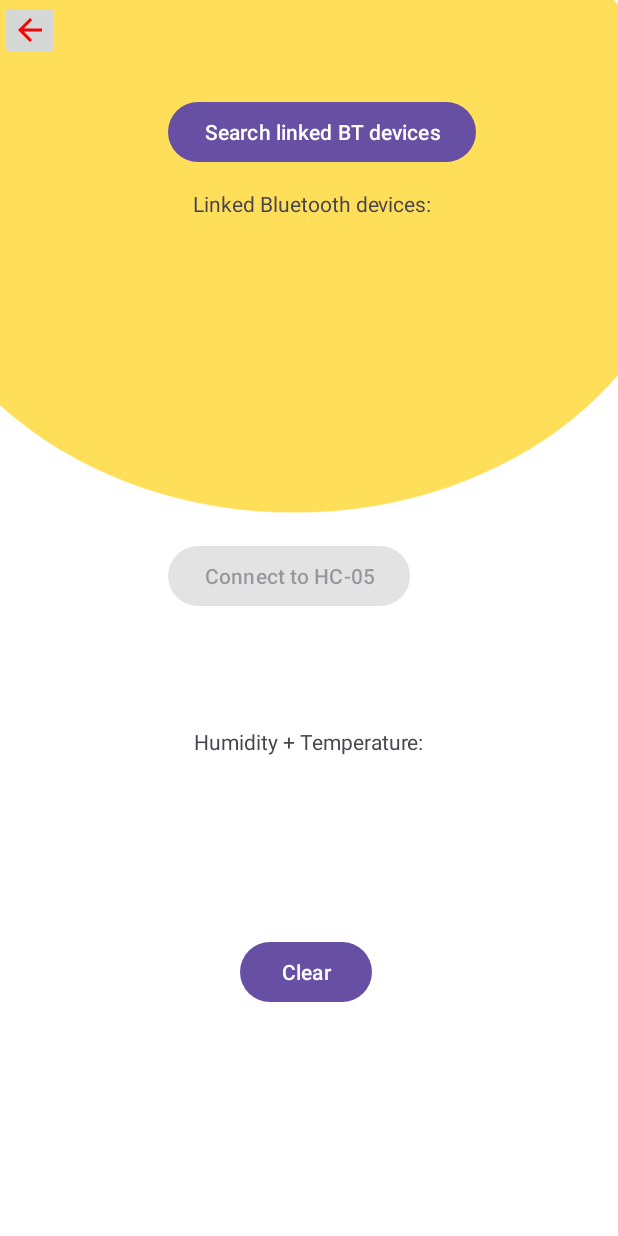
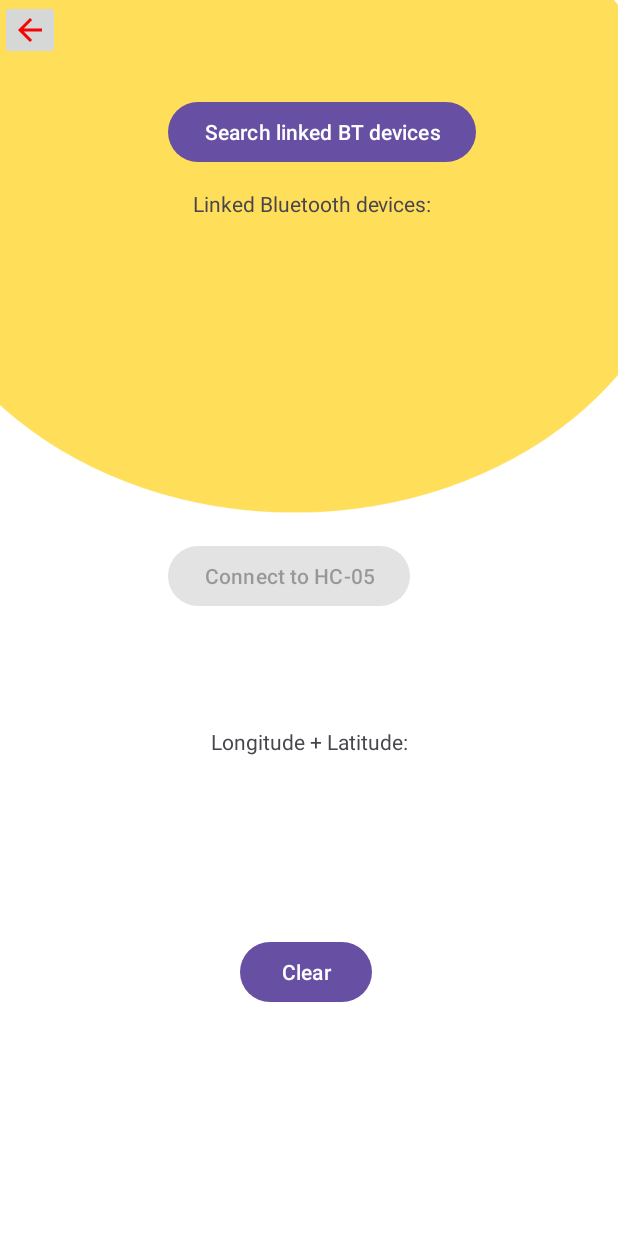
Before and after one commit to shaka0678/TBManager, an Android app: the devices screen opened directly, with no data from a screen before it, on a phone screen of 412 x 824 dp. Run offline under Robolectric (Android 15) with nearby library versions, the phone set to English and light mode, and no system bars; our stand-ins replace RxJava.

Commit message:
Commit and save

```diff
--- a/app/src/main/res/layout/activity_devices.xml
+++ b/app/src/main/res/layout/activity_devices.xml
@@ -36,7 +36,8 @@
         android:id="@+id/btReadingsText"
         android:layout_width="wrap_content"
         android:layout_height="wrap_content"
-        android:text="Humidity + Temperature:"
+        android:text="Longitude + Latitude:"
+
         app:layout_constraintBottom_toBottomOf="parent"
         app:layout_constraintEnd_toEndOf="parent"
         app:layout_constraintStart_toStartOf="parent"
@@ -63,8 +64,9 @@
         android:layout_height="40dp"
         android:clickable="true"
         app:srcCompat="@drawable/baseline_arrow_back_24s"
-        tools:layout_editor_absoluteX="27dp"
-        tools:layout_editor_absoluteY="12dp" />
+        tools:ignore="MissingConstraints"
+        tools:layout_editor_absoluteX="32dp"
+        tools:layout_editor_absoluteY="24dp" />
 
     <Button
         android:id="@+id/seachDevices"
```
Also changed, not shown: app/src/main/java/com/example/tbmanager/ConnectedThread.java (+24 -32 lines).
